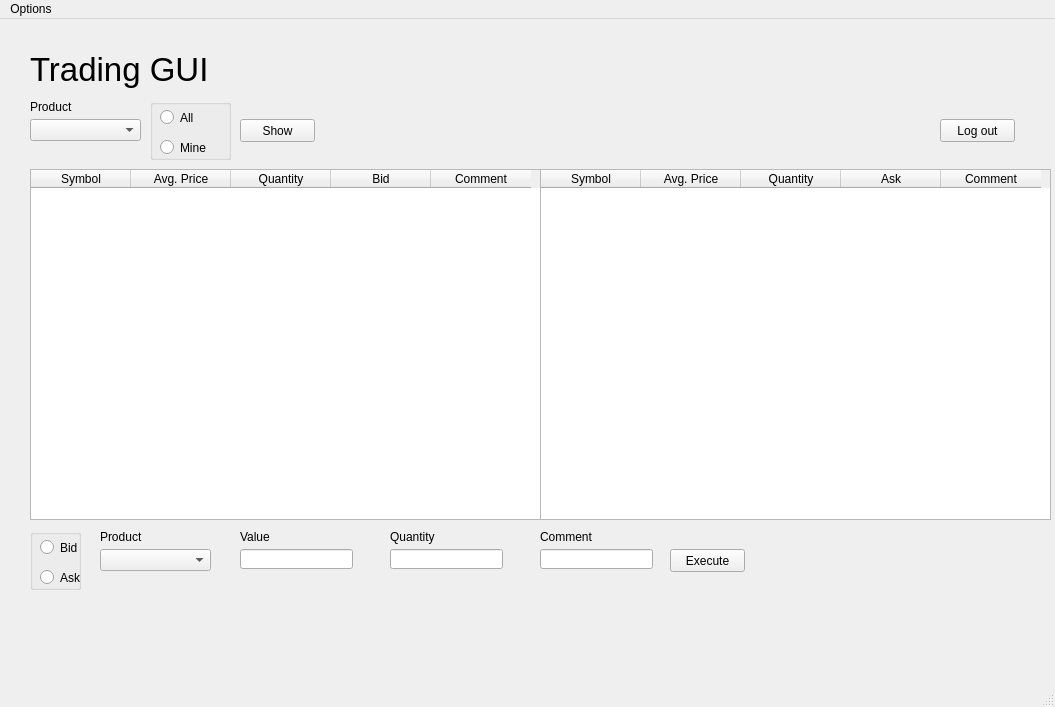
Old version of the form mex_main.ui in the repository tradebrse/MEX_Trading_1.0.
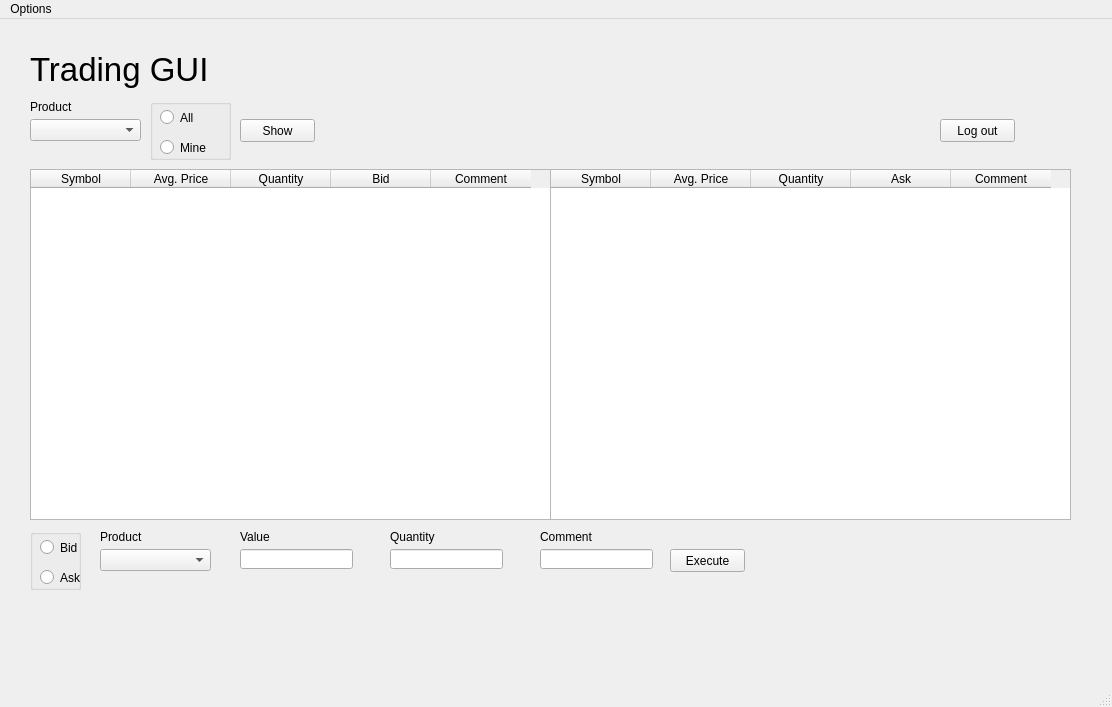
New version of the form.

What changed in the file:
```diff
--- a/mex_main.ui
+++ b/mex_main.ui
@@ -6,7 +6,7 @@
    <rect>
     <x>0</x>
     <y>0</y>
-    <width>1055</width>
+    <width>1112</width>
     <height>707</height>
    </rect>
   </property>
@@ -166,7 +166,7 @@
      <rect>
       <x>30</x>
       <y>150</y>
-      <width>511</width>
+      <width>521</width>
       <height>351</height>
      </rect>
     </property>
@@ -320,9 +320,9 @@
    <widget class="QTableWidget" name="tableWidgetOrderbookAsk">
     <property name="geometry">
      <rect>
-      <x>540</x>
+      <x>550</x>
       <y>150</y>
-      <width>511</width>
+      <width>521</width>
       <height>351</height>
      </rect>
     </property>
@@ -358,7 +358,7 @@
     <rect>
      <x>0</x>
      <y>0</y>
-     <width>1055</width>
+     <width>1112</width>
      <height>21</height>
     </rect>
    </property>
```
